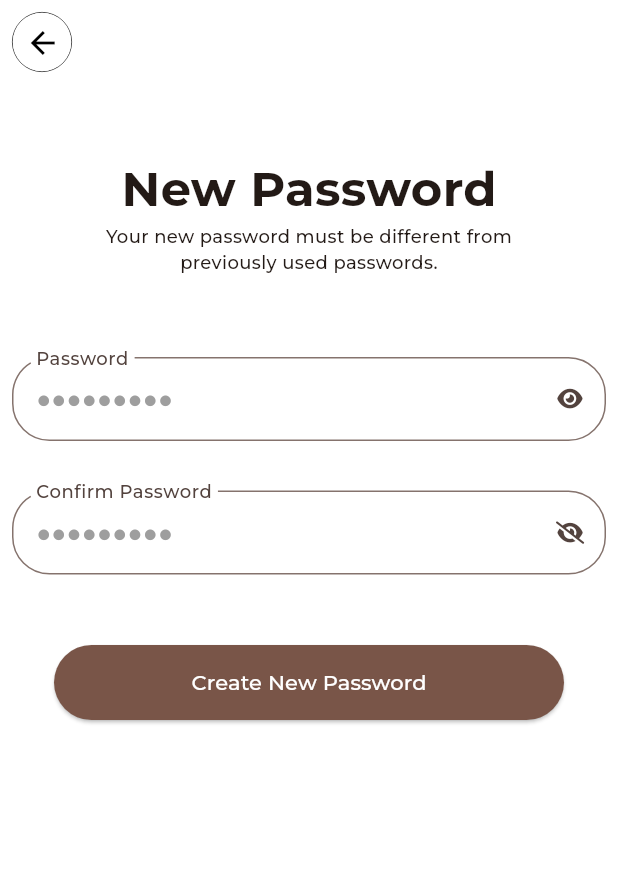
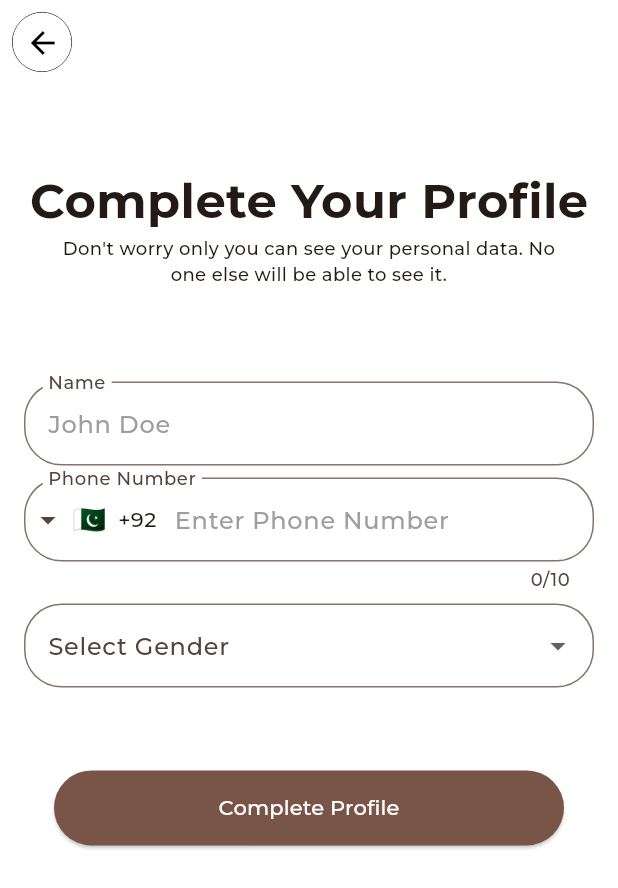
Before and after one commit to suheerthedev/clothing_app, a Flutter app: the screen it shows after launch, on a phone screen of 412 x 824 dp. Shown: the top 888 px of the screen. Run offline on Flutter 3.47's test engine with Material 3 defaults, Android fonts, the phone set to English and light mode, and no system bars; drawn by our look-alikes of intl_phone_field; our stand-ins replace flutter_otp_text_field, font_awesome_flutter, smooth_page_indicator; project files that could hold a hidden picture were left out.

Commit message:
Complete Account Screen Almost Completed

```diff
--- a/lib/main.dart
+++ b/lib/main.dart
@@ -1,4 +1,5 @@
 import 'package:clothing_store_app/screens/change_password_screen.dart';
+import 'package:clothing_store_app/screens/complete_profile_screen.dart';
 import 'package:clothing_store_app/screens/create_account_screen.dart';
 import 'package:clothing_store_app/screens/onboarding_screen_1.dart';
 import 'package:clothing_store_app/screens/sign_in_screen.dart';
@@ -25,7 +26,7 @@ class MyApp extends StatelessWidget {
         fontFamily: 'Montserrat',
         colorScheme: ColorScheme.fromSeed(seedColor: Colors.brown),
       ),
-      home: const ChangePasswordScreen(),
+      home: const CompleteProfileScreen(),
       routes: {
         '/splashscreen': (context) => const SplashScreen(),
         '/welcomescreen': (context) => const WelcomeScreen(),
@@ -33,7 +34,8 @@ class MyApp extends StatelessWidget {
         '/signinscreen': (context) => const SignInScreen(),
         '/createaccountscreen': (context) => const CreateAccountScreen(),
         '/verficationscreen': (context) => const VerificationScreen(),
-        'changepasswordscreen': (context) => const ChangePasswordScreen(),
+        '/changepasswordscreen': (context) => const ChangePasswordScreen(),
+        '/completeprofilescreen': (context) => const CompleteProfileScreen(),
       },
     );
   }
--- a/lib/screens/change_password_screen.dart
+++ b/lib/screens/change_password_screen.dart
@@ -62,8 +62,8 @@ class _ChangePasswordScreenState extends State<ChangePasswordScreen> {
           Column(
             children: [
               Padding(
-                padding:
-                    const EdgeInsets.only(top: 8, left: 8, right: 8, bottom: 0),
+                padding: const EdgeInsets.only(
+                    top: 8, left: 16, right: 16, bottom: 0),
                 child: TextField(
                   obscureText: passwordStatus,
                   decoration: InputDecoration(
@@ -101,8 +101,8 @@ class _ChangePasswordScreenState extends State<ChangePasswordScreen> {
                 height: 25,
               ),
               Padding(
-                padding:
-                    const EdgeInsets.only(top: 8, left: 8, right: 8, bottom: 0),
+                padding: const EdgeInsets.only(
+                    top: 8, left: 16, right: 16, bottom: 0),
                 child: TextField(
                   obscureText: confirmPasswordStatus,
                   decoration: InputDecoration(
--- /dev/null
+++ b/lib/screens/complete_profile_screen.dart
@@ -0,0 +1,139 @@
+import 'package:flutter/material.dart';
+import 'package:intl_phone_field/intl_phone_field.dart';
+
+class CompleteProfileScreen extends StatefulWidget {
+  const CompleteProfileScreen({super.key});
+
+  @override
+  State<CompleteProfileScreen> createState() => _CompleteProfileScreenState();
+}
+
+class _CompleteProfileScreenState extends State<CompleteProfileScreen> {
+  final List<String> genderOptions = ['Male', 'Female', 'Pakistani', 'Other'];
+  String? selectedGender;
+  @override
+  Widget build(BuildContext context) {
+    return Scaffold(
+      resizeToAvoidBottomInset: false,
+      appBar: AppBar(
+        backgroundColor: Colors.white,
+        leading: IconButton(
+          onPressed: () {},
+          icon: Container(
+            decoration: BoxDecoration(
+                shape: BoxShape.circle,
+                border: Border.all(color: Colors.black, width: 0.5)),
+            child: CircleAvatar(
+              backgroundColor: Colors.white,
+              child: IconButton(
+                  onPressed: () {
+                    //Navigate to previous screen
+                    Navigator.pop(context);
+                  },
+                  icon: const Icon(
+                    Icons.arrow_back,
+                    color: Colors.black,
+                  )),
+            ),
+          ),
+        ),
+      ),
+      body: Column(
+        mainAxisAlignment: MainAxisAlignment.spaceEvenly,
+        children: [
+          //Title and Subtitle Here
+          const Column(
+            children: [
+              Text('Complete Your Profile',
+                  style: TextStyle(fontSize: 32, fontWeight: FontWeight.bold)),
+              Padding(
+                padding: EdgeInsets.only(left: 40, right: 40),
+                child: Text(
+                  "Don't worry only you can see your personal data. No one else will be able to see it.",
+                  textAlign: TextAlign.center,
+                  style: TextStyle(fontSize: 12, fontWeight: FontWeight.w400),
+                ),
+              ),
+            ],
+          ),
+          //Profile Avatar here
+          // CircleAvatar(
+          //   child: ,
+          // ),
+          //TextFields From Here
+          Column(
+            children: [
+              Padding(
+                padding: const EdgeInsets.only(
+                    top: 8, left: 16, right: 16, bottom: 0),
+                child: TextField(
+                  decoration: InputDecoration(
+                      labelText: 'Name',
+                      floatingLabelBehavior: FloatingLabelBehavior.always,
+                      hintText: 'John Doe',
+                      hintStyle: const TextStyle(color: Colors.grey),
+                      border: OutlineInputBorder(
+                        borderRadius: BorderRadius.circular(25),
+                      )),
+                ),
+              ),
+              Padding(
+                padding: const EdgeInsets.only(
+                    top: 8, left: 16, right: 16, bottom: 0),
+                child: IntlPhoneField(
+                  initialCountryCode: 'PK',
+                  keyboardType: TextInputType.number,
+                  decoration: InputDecoration(
+                      labelText: 'Phone Number',
+                      floatingLabelBehavior: FloatingLabelBehavior.always,
+                      hintText: 'Enter Phone Number',
+                      hintStyle: const TextStyle(color: Colors.grey),
+                      border: OutlineInputBorder(
+                        borderRadius: BorderRadius.circular(25),
+                      )),
+                ),
+              ),
+              Padding(
+                  padding: const EdgeInsets.only(
+                      top: 8, left: 16, right: 16, bottom: 0),
+                  child: DropdownButtonFormField(
+                    borderRadius: BorderRadius.circular(25),
+                    decoration: InputDecoration(
+                      labelText: 'Select Gender',
+                      border: OutlineInputBorder(
+                          borderRadius: BorderRadius.circular(25)),
+                    ),
+                    value: selectedGender,
+                    items: genderOptions.map((String gender) {
+                      return DropdownMenuItem<String>(
+                        value: gender,
+                        child: Text(gender),
+                      );
+                    }).toList(),
+                    onChanged: (String? newValue) {
+                      setState(() {
+                        selectedGender = newValue!;
+                      });
+                    },
+                  ))
+            ],
+          ),
+          ElevatedButton(
+              style: ElevatedButton.styleFrom(
+                  fixedSize: const Size(340, 50),
+                  backgroundColor: Colors.brown),
+              onPressed: () {
+                //Navigate to Other Screen
+              },
+              child: const Text(
+                'Complete Profile',
+                style: TextStyle(color: Colors.white),
+              )),
+          SizedBox(
+            height: 150,
+          )
+        ],
+      ),
+    );
+  }
+}
--- a/lib/screens/create_account_screen.dart
+++ b/lib/screens/create_account_screen.dart
@@ -40,8 +40,8 @@ class _CreateAccountScreenState extends State<CreateAccountScreen> {
                 height: 30,
               ),
               Padding(
-                padding:
-                    const EdgeInsets.only(top: 8, left: 8, right: 8, bottom: 0),
+                padding: const EdgeInsets.only(
+                    top: 8, left: 16, right: 16, bottom: 0),
                 child: TextField(
                   decoration: InputDecoration(
                       labelText: 'Name',
@@ -57,8 +57,8 @@ class _CreateAccountScreenState extends State<CreateAccountScreen> {
                 height: 25,
               ),
               Padding(
-                padding:
-                    const EdgeInsets.only(top: 8, left: 8, right: 8, bottom: 0),
+                padding: const EdgeInsets.only(
+                    top: 8, left: 16, right: 16, bottom: 0),
                 child: TextField(
                   decoration: InputDecoration(
                       labelText: 'Email',
@@ -74,8 +74,8 @@ class _CreateAccountScreenState extends State<CreateAccountScreen> {
                 height: 25,
               ),
               Padding(
-                padding:
-                    const EdgeInsets.only(top: 8, left: 8, right: 8, bottom: 0),
+                padding: const EdgeInsets.only(
+                    top: 8, left: 16, right: 16, bottom: 0),
                 child: TextField(
                   obscureText: passwordStatus,
                   decoration: InputDecoration(
--- a/lib/screens/sign_in_screen.dart
+++ b/lib/screens/sign_in_screen.dart
@@ -40,8 +40,8 @@ class _SignInScreenState extends State<SignInScreen> {
                 height: 80,
               ),
               Padding(
-                padding:
-                    const EdgeInsets.only(top: 8, left: 8, right: 8, bottom: 0),
+                padding: const EdgeInsets.only(
+                    top: 8, left: 16, right: 16, bottom: 0),
                 child: TextField(
                   controller: emailCont,
                   decoration: InputDecoration(
@@ -58,8 +58,8 @@ class _SignInScreenState extends State<SignInScreen> {
                 height: 25,
               ),
               Padding(
-                padding:
-                    const EdgeInsets.only(top: 8, left: 8, right: 8, bottom: 0),
+                padding: const EdgeInsets.only(
+                    top: 8, left: 16, right: 16, bottom: 0),
                 child: TextField(
                   obscureText: passwordStatus,
                   decoration: InputDecoration(
--- a/lib/screens/verification_screen.dart
+++ b/lib/screens/verification_screen.dart
@@ -84,7 +84,7 @@ class VerificationScreen extends StatelessWidget {
                   backgroundColor: Colors.brown),
               onPressed: () {
                 //Navigate to Other Screen
-                Navigator.pushNamed(context, 'changepasswordscreen');
+                Navigator.pushNamed(context, '/changepasswordscreen');
               },
               child: const Text(
                 'Verify',
--- a/pubspec.yaml
+++ b/pubspec.yaml
@@ -38,6 +38,7 @@ dependencies:
   smooth_page_indicator: ^1.2.0+3
   font_awesome_flutter: ^10.7.0
   flutter_otp_text_field: ^1.2.0
+  intl_phone_field: ^3.2.0
 
 dev_dependencies:
   flutter_test:
```
Also changed, not shown: pubspec.lock.
